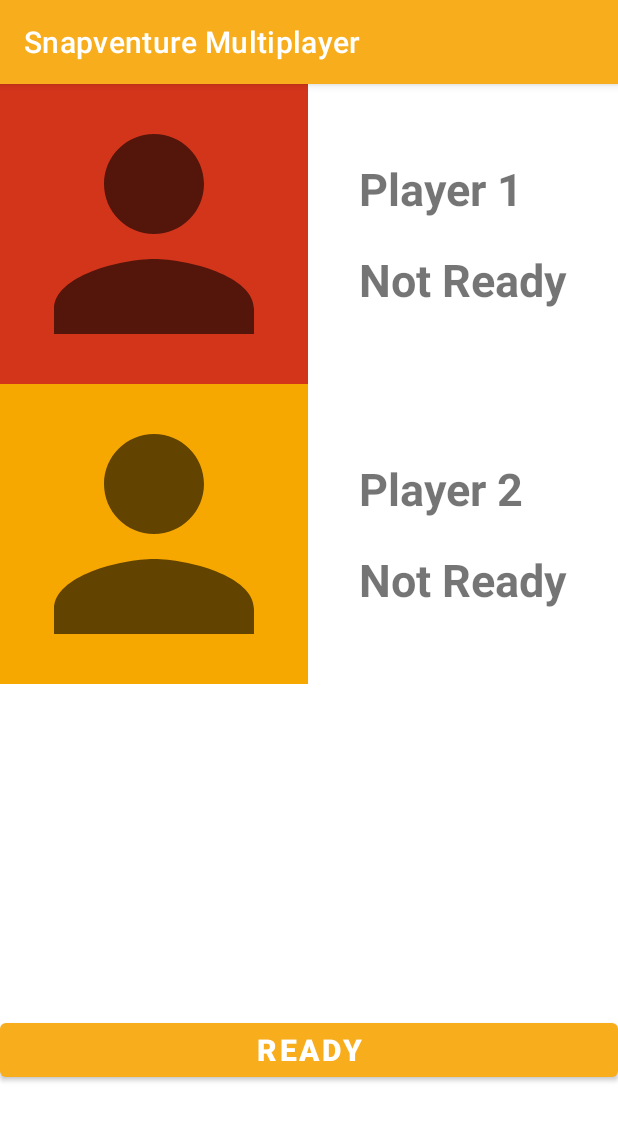
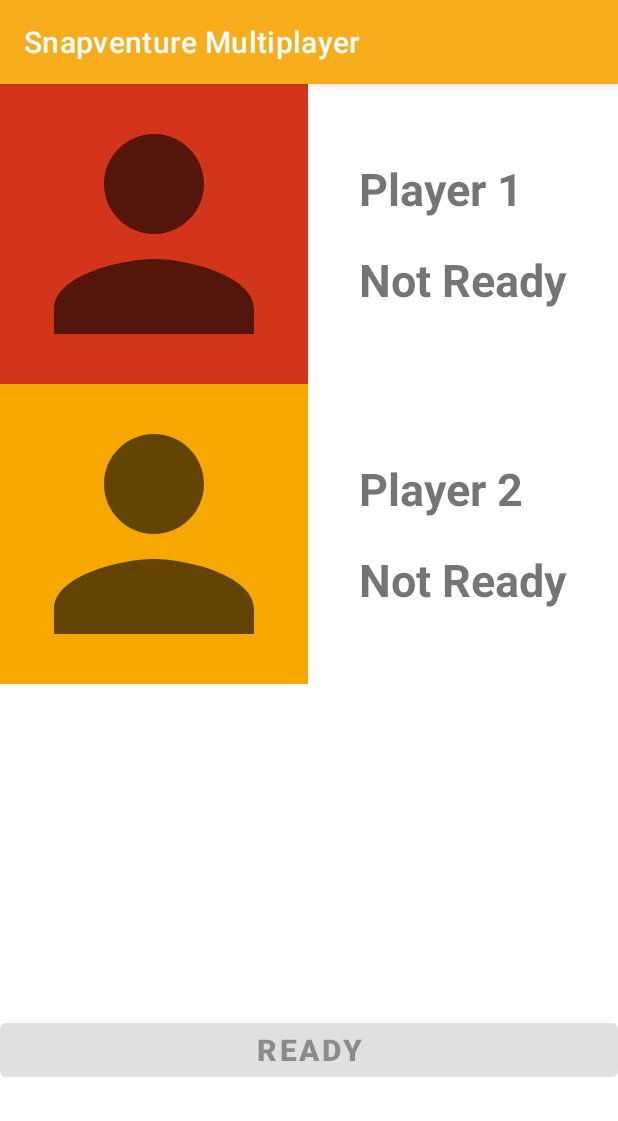
Before and after one commit to Pypoh/SnapventureMultiplayer, an Android app: the LobbyActivity screen opened directly, with no data from a screen before it, on a phone screen of 412 x 824 dp. Shown: the top 1121 px of the screen. Run offline under Robolectric (Android 15) with nearby library versions, the phone set to English and light mode, and no system bars; our stand-ins replace Firebase (no records; nobody signed in at launch, a user with empty details on screens opened directly); 3 statements that could not run were skipped.

Commit message:
v04.3 sulthon

```diff
--- a/app/src/main/res/layout/activity_lobby.xml
+++ b/app/src/main/res/layout/activity_lobby.xml
@@ -5,80 +5,87 @@
     android:layout_width="match_parent"
     android:layout_height="match_parent"
     tools:context=".LobbyActivity">
+
     <GridLayout
         android:layout_width="match_parent"
         android:layout_height="wrap_content"
-            android:rowCount="2"
-            android:columnCount="2">
+        android:columnCount="2"
+        android:rowCount="2">
+
         <ImageView
             android:id="@+id/player1"
             android:layout_width="205dp"
             android:layout_height="200dp"
+            android:background="@color/classroom_red"
             android:src="@drawable/ic_baseline_person_24"
-                app:layout_constraintTop_toTopOf="parent"
             app:layout_constraintLeft_toLeftOf="parent"
             app:layout_constraintRight_toRightOf="parent"
-                android:background="@color/classroom_red"/>
+            app:layout_constraintTop_toTopOf="parent" />
+
         <androidx.constraintlayout.widget.ConstraintLayout
+            android:layout_width="wrap_content"
             android:layout_height="match_parent"
-                android:layout_width="wrap_content"
             android:layout_gravity="center">
+
             <TextView
                 android:id="@+id/tv_player1"
                 android:layout_width="wrap_content"
                 android:layout_height="match_parent"
+                android:layout_marginBottom="20dp"
                 android:text="Player 1"
+                android:textSize="30dp"
                 android:textStyle="bold"
-                    android:textSize="30dp"
-                    app:layout_constraintTop_toTopOf="parent"
                 app:layout_constraintBottom_toTopOf="@id/player1_status"
-                    android:layout_marginBottom="20dp"/>
+                app:layout_constraintTop_toTopOf="parent" />
+
             <TextView
                 android:id="@+id/player1_status"
                 android:layout_width="wrap_content"
                 android:layout_height="match_parent"
                 android:text="Not Ready"
+                android:textSize="30dp"
                 android:textStyle="bold"
-                    android:textSize="30dp"
-                    app:layout_constraintTop_toBottomOf="@id/tv_player1"
-                    app:layout_constraintBottom_toBottomOf="parent"/>
+                app:layout_constraintBottom_toBottomOf="parent"
+                app:layout_constraintTop_toBottomOf="@id/tv_player1" />
         </androidx.constraintlayout.widget.ConstraintLayout>
+
         <ImageView
             android:id="@+id/player2"
             android:layout_width="205dp"
             android:layout_height="200dp"
+            android:background="@color/kitchen_yellow"
             android:src="@drawable/ic_baseline_person_24"
-                app:layout_constraintTop_toBottomOf="@id/player1"
             app:layout_constraintLeft_toLeftOf="parent"
             app:layout_constraintRight_toRightOf="parent"
-                android:background="@color/kitchen_yellow"/>
+            app:layout_constraintTop_toBottomOf="@id/player1" />
+
         <androidx.constraintlayout.widget.ConstraintLayout
+            android:layout_width="wrap_content"
             android:layout_height="match_parent"
-                android:layout_width="wrap_content"
             android:layout_gravity="center">
+
             <TextView
                 android:id="@+id/tv_player2"
                 android:layout_width="wrap_content"
                 android:layout_height="match_parent"
                 android:text="Player 2"
+                android:textSize="30dp"
                 android:textStyle="bold"
-                    android:textSize="30dp"
-                    app:layout_constraintTop_toTopOf="parent"
-                    app:layout_constraintBottom_toTopOf="@id/player1_status"/>
+                app:layout_constraintBottom_toTopOf="@id/player1_status"
+                app:layout_constraintTop_toTopOf="parent" />
+
             <TextView
                 android:id="@+id/player2_status"
                 android:layout_width="wrap_content"
                 android:layout_height="match_parent"
+                android:layout_marginTop="20dp"
                 android:text="Not Ready"
+                android:textSize="30dp"
                 android:textStyle="bold"
-                    android:textSize="30dp"
-                    app:layout_constraintTop_toBottomOf="@id/tv_player2"
                 app:layout_constraintBottom_toBottomOf="parent"
-                    android:layout_marginTop="20dp"/>
+                app:layout_constraintTop_toBottomOf="@id/tv_player2" />
         </androidx.constraintlayout.widget.ConstraintLayout>
     </GridLayout>
-
-
 
     <Button
         android:id="@+id/btn_ready"
@@ -88,6 +95,7 @@
         android:text="Ready"
         android:textSize="20dp"
         android:textStyle="bold"
+        android:enabled="false"
         app:layout_constraintBottom_toBottomOf="parent" />
 
 </androidx.constraintlayout.widget.ConstraintLayout>
```
Also changed, not shown: app/src/main/java/com/example/snapventuremultiplayer/LobbyActivity.kt (+106 -11 lines), app/src/main/java/com/example/snapventuremultiplayer/ui/dashboard/DashboardFragment.kt (+38 -14 lines). Lines whose indentation alone changed are shown as unchanged.
